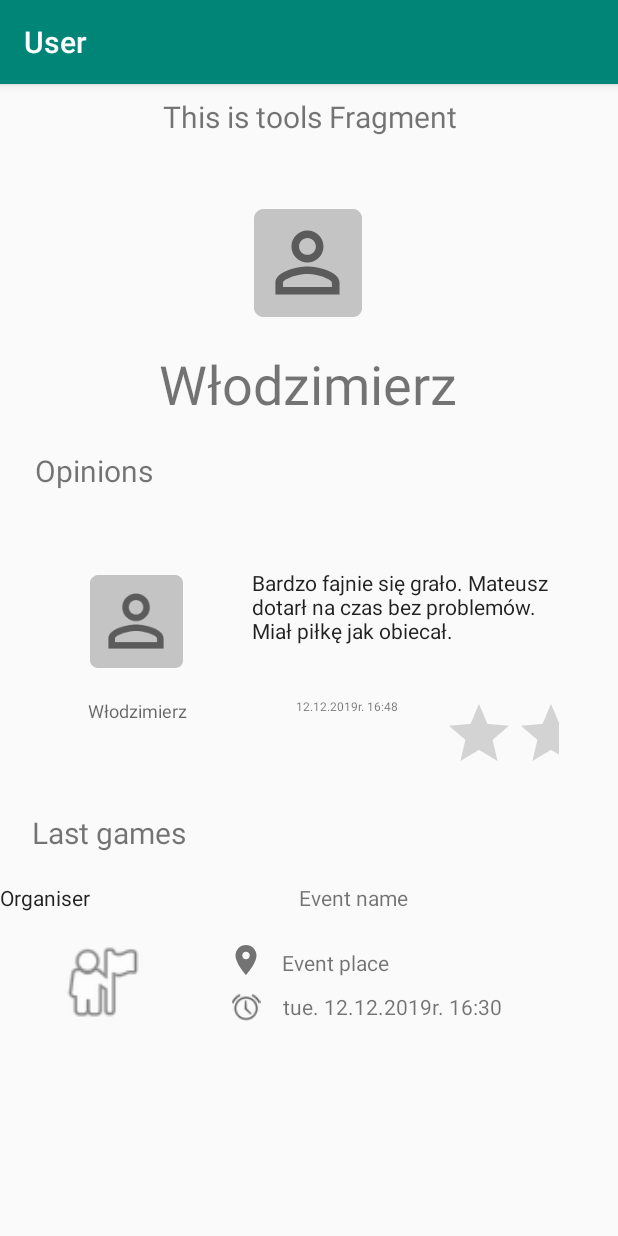
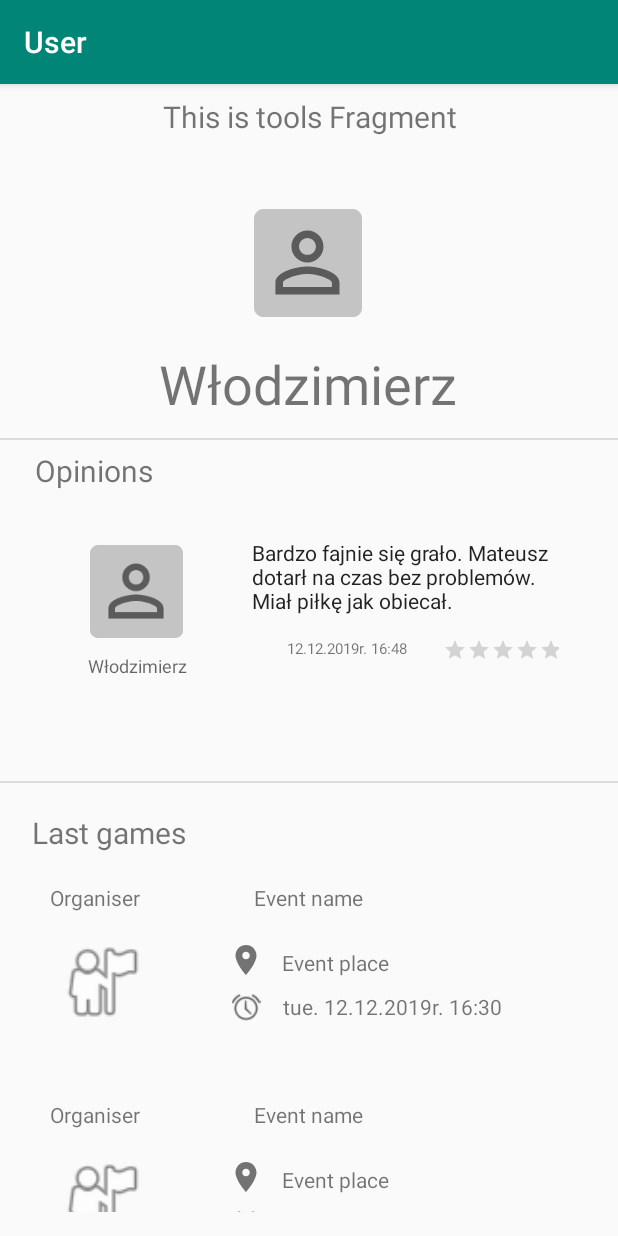
Before and after one commit to maciekkoz98/SportyApp, an Android app: the fragment PersonInfoFragment shown on its own in the app's theme, on a phone screen of 412 x 824 dp. Run offline under Robolectric (Android 15) with nearby library versions, the phone set to English and light mode, and no system bars.

Commit message:
Little changes in some components appearance

```diff
--- a/SportyApp/app/src/main/res/layout/fragment_person_info.xml
+++ b/SportyApp/app/src/main/res/layout/fragment_person_info.xml
@@ -42,6 +42,18 @@
         app:layout_constraintStart_toStartOf="parent"
         app:layout_constraintTop_toBottomOf="@+id/imageView2" />
 
+    <View
+        android:id="@+id/divider"
+        android:layout_width="match_parent"
+        android:layout_height="1dp"
+        android:background="?android:attr/listDivider"
+        android:foregroundGravity="center_horizontal"
+        app:layout_constraintBottom_toTopOf="@+id/textView3"
+        app:layout_constraintEnd_toEndOf="parent"
+        app:layout_constraintStart_toStartOf="parent"
+        app:layout_constraintTop_toBottomOf="@+id/textView2"
+        app:layout_constraintVertical_bias="0.631" />
+
     <fragment
         android:id="@+id/fragment"
         android:name="com.example.sportyapp.ui.personInfo.OpinionsFragment"
@@ -65,6 +77,16 @@
         app:layout_constraintStart_toStartOf="parent"
         app:layout_constraintTop_toBottomOf="@+id/textView2" />
 
+    <View
+        android:id="@+id/divider2"
+        android:layout_width="match_parent"
+        android:layout_height="1dp"
+        android:background="?android:attr/listDivider"
+        app:layout_constraintBottom_toBottomOf="@+id/fragment"
+        app:layout_constraintEnd_toEndOf="parent"
+        app:layout_constraintStart_toStartOf="parent"
+        app:layout_constraintTop_toBottomOf="@+id/fragment" />
+
     <TextView
         android:id="@+id/textView4"
         android:layout_width="wrap_content"
--- a/SportyApp/app/src/main/res/layout/last_games_row.xml
+++ b/SportyApp/app/src/main/res/layout/last_games_row.xml
@@ -2,8 +2,9 @@
 <LinearLayout xmlns:android="http://schemas.android.com/apk/res/android"
     xmlns:app="http://schemas.android.com/apk/res-auto"
     xmlns:tools="http://schemas.android.com/tools"
-    android:orientation="vertical" android:layout_width="match_parent"
-    android:layout_height="match_parent">
+    android:layout_width="match_parent"
+    android:layout_height="wrap_content"
+    android:orientation="vertical">
 
     <LinearLayout
         android:layout_width="match_parent"
@@ -11,11 +12,11 @@
         android:orientation="horizontal">
 
         <TextView
-            android:layout_width="wrap_content"
+            android:layout_width="0dp"
             android:layout_height="wrap_content"
             android:layout_weight="1"
-            android:text="@string/organiser_title"
-            android:textAppearance="@style/TextAppearance.AppCompat.Body1" />
+            android:paddingLeft="50px"
+            android:text="@string/organiser_title"/>
 
         <TextView
             android:layout_width="wrap_content"
@@ -27,7 +28,7 @@
 
     <LinearLayout
         android:layout_width="match_parent"
-        android:layout_height="200dp"
+        android:layout_height="109dp"
         android:layout_weight="1"
         android:orientation="horizontal">
 
--- a/SportyApp/app/src/main/res/layout/opinions_row.xml
+++ b/SportyApp/app/src/main/res/layout/opinions_row.xml
@@ -2,12 +2,13 @@
 <androidx.constraintlayout.widget.ConstraintLayout xmlns:android="http://schemas.android.com/apk/res/android"
     xmlns:app="http://schemas.android.com/apk/res-auto"
     xmlns:tools="http://schemas.android.com/tools"
-    android:orientation="vertical" android:layout_width="match_parent"
-    android:layout_height="match_parent">
+    android:layout_width="match_parent"
+    android:layout_height="350px"
+    android:orientation="vertical">
 
     <LinearLayout
-        android:layout_width="match_parent"
-        android:layout_height="257dp"
+        android:layout_width="415dp"
+        android:layout_height="137dp"
         android:orientation="horizontal"
         app:layout_constraintStart_toStartOf="parent"
         app:layout_constraintTop_toTopOf="parent">
@@ -23,7 +24,7 @@
                 android:layout_width="102dp"
                 android:layout_height="62dp"
                 android:layout_marginStart="40dp"
-                android:layout_marginTop="40dp"
+                android:layout_marginTop="20dp"
                 app:srcCompat="@mipmap/ic_user_round" />
 
             <TextView
@@ -31,7 +32,7 @@
                 android:layout_width="103dp"
                 android:layout_height="wrap_content"
                 android:layout_marginStart="40dp"
-                android:layout_marginTop="20dp"
+                android:layout_marginTop="10dp"
                 android:text="@string/nav_header_title"
                 android:textAlignment="center"
                 android:textAppearance="@style/TextAppearance.AppCompat.Display1"
@@ -46,7 +47,7 @@
             <TextView
                 android:id="@+id/opinion_text"
                 android:layout_width="203dp"
-                android:layout_height="122dp"
+                android:layout_height="82dp"
                 android:gravity="center_vertical"
                 android:text="@string/opinion_text_test"
                 android:textAppearance="@style/TextAppearance.AppCompat.Body1" />
@@ -63,10 +64,11 @@
                     android:gravity="center_vertical"
                     android:text="@string/opinion_date_test"
                     android:textAlignment="center"
-                    android:textSize="8sp" />
+                    android:textSize="10sp" />
 
                 <RatingBar
                     android:id="@+id/opinion_rating_bar"
+                    style="?android:attr/ratingBarStyleSmall"
                     android:layout_width="77dp"
                     android:layout_height="wrap_content"
                     android:textAlignment="center" />
```
